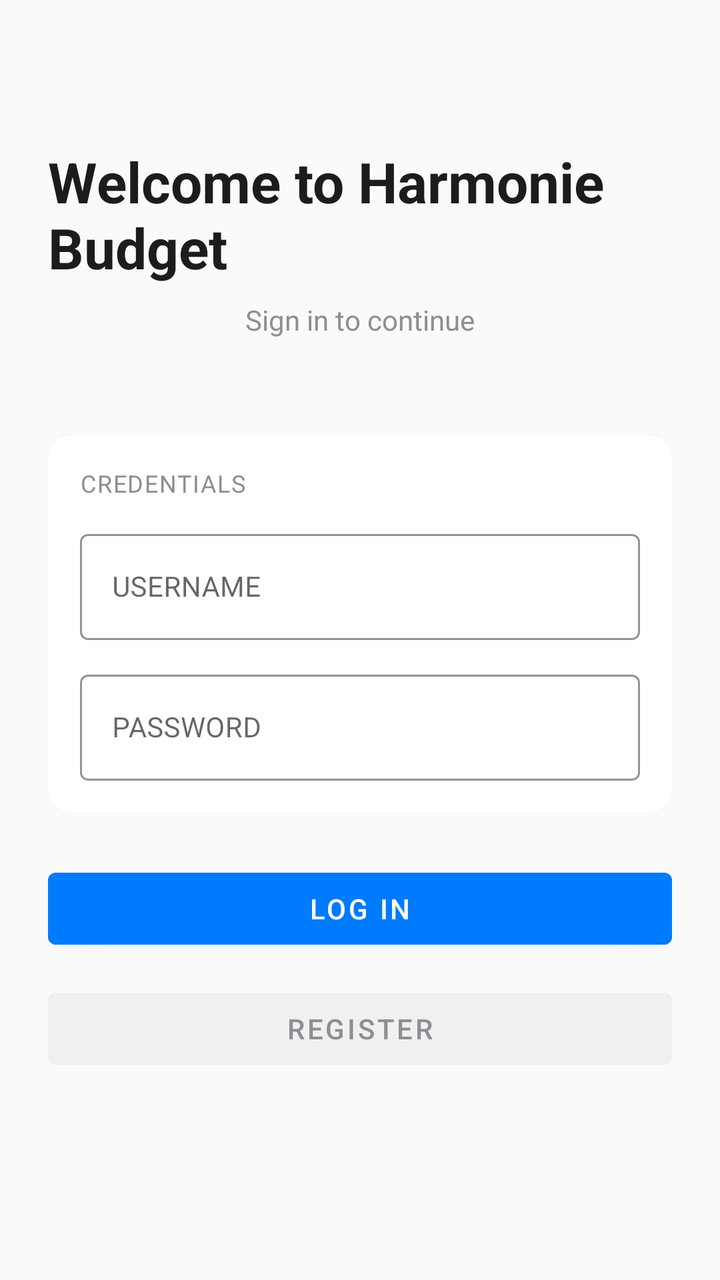
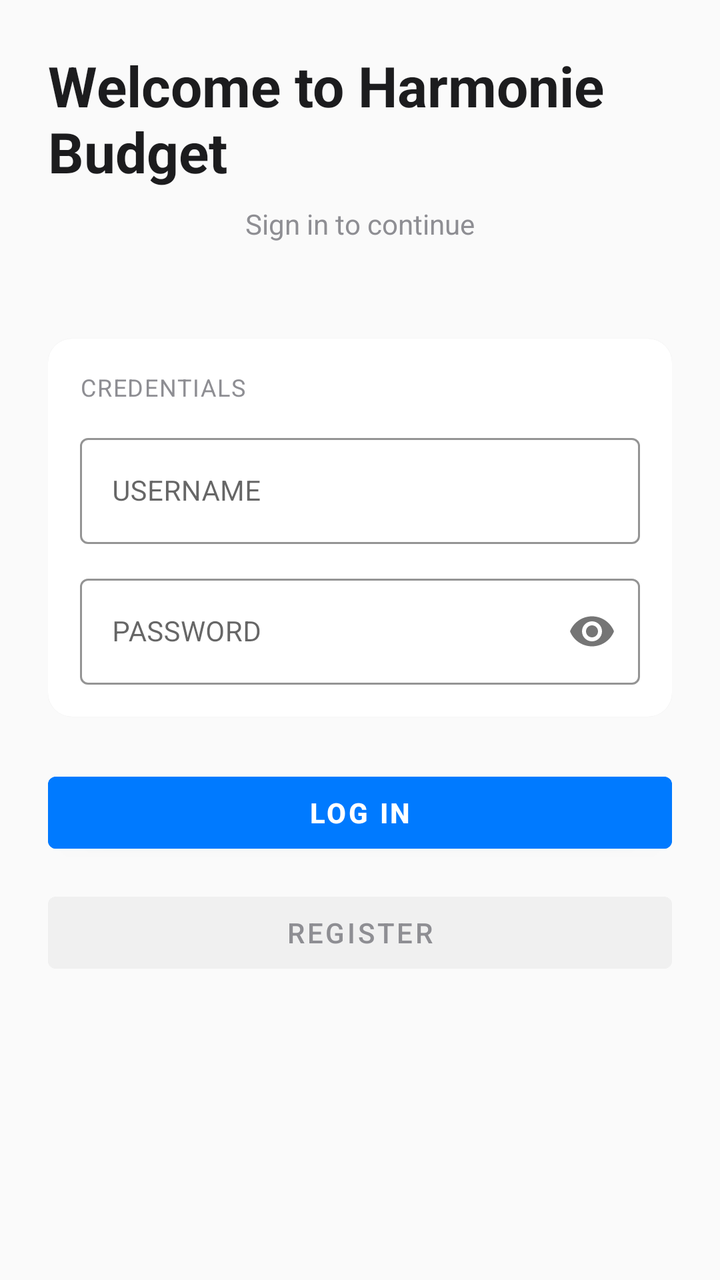

An Android layout rendered at two revisions. The XML below is the earlier revision; the diff shows what the commit changed to produce the second picture.
<!-- AndroidManifest.xml: application theme Theme.HarmonieBudget -->
<!-- res/layout/activity_login.xml -->
<?xml version="1.0" encoding="utf-8"?>
<androidx.core.widget.NestedScrollView
    xmlns:android="http://schemas.android.com/apk/res/android"
    xmlns:app="http://schemas.android.com/apk/res-auto"
    android:layout_width="match_parent"
    android:layout_height="match_parent"
    android:fillViewport="true"
    android:background="#FAFAFA">

    <LinearLayout
        android:layout_width="match_parent"
        android:layout_height="wrap_content"
        android:gravity="center_horizontal"
        android:orientation="vertical"
        android:padding="24dp">

        
        <TextView
            android:id="@+id/tv_welcome"
            android:layout_width="wrap_content"
            android:layout_height="wrap_content"
            android:layout_marginTop="48dp"
            android:text="@string/welcome_message"
            android:textColor="#1C1C1E"
            android:textSize="28sp"
            android:textStyle="bold" />

        <TextView
            android:layout_width="wrap_content"
            android:layout_height="wrap_content"
            android:layout_marginTop="8dp"
            android:text="@string/sign_in_to_continue"
            android:textColor="#8E8E93"
            android:textSize="14sp" />

        
        <com.google.android.material.card.MaterialCardView
            android:layout_width="match_parent"
            android:layout_height="wrap_content"
            android:layout_marginTop="48dp"
            app:cardBackgroundColor="#FFFFFF"
            app:cardCornerRadius="12dp"
            app:cardElevation="1dp"
            app:strokeWidth="0dp">

            <LinearLayout
                android:layout_width="match_parent"
                android:layout_height="wrap_content"
                android:orientation="vertical"
                android:padding="16dp">

                <TextView
                    android:layout_width="wrap_content"
                    android:layout_height="wrap_content"
                    android:letterSpacing="0.05"
                    android:text="@string/credentials"
                    android:textAllCaps="true"
                    android:textColor="#8E8E93"
                    android:textSize="12sp" />

                
                <com.google.android.material.textfield.TextInputLayout
                    android:id="@+id/til_username"
                    android:layout_width="match_parent"
                    android:layout_height="wrap_content"
                    android:layout_marginTop="12dp"
                    style="@style/Widget.MaterialComponents.TextInputLayout.OutlinedBox"
                    app:boxStrokeColor="#6A1B9A">

                    <com.google.android.material.textfield.TextInputEditText
                        android:id="@+id/et_username"
                        android:layout_width="match_parent"
                        android:layout_height="wrap_content"
                        android:hint="@string/username_hint"
                        android:textColor="#1C1C1E"
                        android:textSize="14sp" />
                </com.google.android.material.textfield.TextInputLayout>

                
                <com.google.android.material.textfield.TextInputLayout
                    android:id="@+id/til_password"
                    android:layout_width="match_parent"
                    android:layout_height="wrap_content"
                    android:layout_marginTop="12dp"
                    style="@style/Widget.MaterialComponents.TextInputLayout.OutlinedBox"
                    app:boxStrokeColor="#6A1B9A">

                    <com.google.android.material.textfield.TextInputEditText
                        android:id="@+id/et_password"
                        android:layout_width="match_parent"
                        android:layout_height="wrap_content"
                        android:hint="@string/password_hint"
                        android:inputType="textPassword"
                        android:textColor="#1C1C1E"
                        android:textSize="14sp" />
                </com.google.android.material.textfield.TextInputLayout>

            </LinearLayout>
        </com.google.android.material.card.MaterialCardView>

        
        <Button
            android:id="@+id/btn_log_in"
            android:layout_width="match_parent"
            android:layout_height="wrap_content"
            android:layout_marginTop="24dp"
            android:backgroundTint="#007AFF"
            android:minHeight="48dp"
            android:text="@string/log_in_button"
            android:textColor="#FFFFFF"
            android:textSize="14sp" />

        
        <Button
            android:id="@+id/btn_register"
            android:layout_width="match_parent"
            android:layout_height="wrap_content"
            android:layout_marginTop="12dp"
            android:backgroundTint="#F0F0F0"
            android:minHeight="48dp"
            android:text="@string/register_button"
            android:textColor="#8E8E93"
            android:textSize="14sp"
            style="@style/Widget.MaterialComponents.Button.TextButton" />

    </LinearLayout>
</androidx.core.widget.NestedScrollView>
<!-- resources referenced by this layout -->
<resources>
  <string name="credentials">CREDENTIALS</string>
  <string name="log_in_button">Log In</string>
  <string name="password_hint">PASSWORD</string>
  <string name="register_button">Register</string>
  <string name="sign_in_to_continue">Sign in to continue</string>
  <string name="username_hint">USERNAME</string>
  <string name="welcome_message">Welcome to Harmonie Budget</string>
  <style name="Theme.HarmonieBudget" parent="Theme.MaterialComponents.DayNight.NoActionBar">
  
          
          <item name="colorPrimary">@color/purple_500</item>
  
          
          <item name="colorPrimaryVariant">@color/purple_700</item>
  
          
          <item name="colorSecondary">@color/teal_200</item>
  
          
          <item name="android:windowBackground">@color/white</item>
  
          
          <item name="android:textColor">@android:color/black</item>
  
      </style>
  <color name="purple_500">#FF6200EE</color>
  <color name="purple_700">#FF3700B3</color>
  <color name="teal_200">#FF03DAC5</color>
  <color name="white">#FFFFFFFF</color>
</resources>

<!-- the commit's change to res/layout/activity_login.xml (unified diff, before → after) -->
@@ -5,39 +5,41 @@
     android:layout_width="match_parent"
     android:layout_height="match_parent"
     android:fillViewport="true"
-    android:background="#FAFAFA">
+    android:background="#FAFAFA"
+    android:scrollbars="vertical">
 
     <LinearLayout
         android:layout_width="match_parent"
         android:layout_height="wrap_content"
         android:gravity="center_horizontal"
         android:orientation="vertical"
-        android:padding="24dp">
+        android:padding="24dp"
+        android:paddingTop="64dp"
+        android:paddingBottom="48dp">
 
         
         <TextView
             android:id="@+id/tv_welcome"
             android:layout_width="wrap_content"
             android:layout_height="wrap_content"
-            android:layout_marginTop="48dp"
             android:text="@string/welcome_message"
             android:textColor="#1C1C1E"
             android:textSize="28sp"
-            android:textStyle="bold" />
+            android:textStyle="bold"
+            android:layout_marginBottom="8dp" />
 
         <TextView
             android:layout_width="wrap_content"
             android:layout_height="wrap_content"
-            android:layout_marginTop="8dp"
             android:text="@string/sign_in_to_continue"
             android:textColor="#8E8E93"
-            android:textSize="14sp" />
+            android:textSize="14sp"
+            android:layout_marginBottom="48dp" />
 
         
         <com.google.android.material.card.MaterialCardView
             android:layout_width="match_parent"
             android:layout_height="wrap_content"
-            android:layout_marginTop="48dp"
             app:cardBackgroundColor="#FFFFFF"
             app:cardCornerRadius="12dp"
             app:cardElevation="1dp"
@@ -65,7 +67,9 @@
                     android:layout_height="wrap_content"
                     android:layout_marginTop="12dp"
                     style="@style/Widget.MaterialComponents.TextInputLayout.OutlinedBox"
-                    app:boxStrokeColor="#6A1B9A">
+                    app:boxBackgroundColor="#FFFFFF"
+                    app:boxStrokeColor="#6A1B9A"
+                    app:boxStrokeWidth="1dp">
 
                     <com.google.android.material.textfield.TextInputEditText
                         android:id="@+id/et_username"
@@ -83,7 +87,10 @@
                     android:layout_height="wrap_content"
                     android:layout_marginTop="12dp"
                     style="@style/Widget.MaterialComponents.TextInputLayout.OutlinedBox"
-                    app:boxStrokeColor="#6A1B9A">
+                    app:boxBackgroundColor="#FFFFFF"
+                    app:boxStrokeColor="#6A1B9A"
+                    app:boxStrokeWidth="1dp"
+                    app:passwordToggleEnabled="true">
 
                     <com.google.android.material.textfield.TextInputEditText
                         android:id="@+id/et_password"
@@ -108,7 +115,8 @@
             android:minHeight="48dp"
             android:text="@string/log_in_button"
             android:textColor="#FFFFFF"
-            android:textSize="14sp" />
+            android:textSize="14sp"
+            android:textStyle="bold" />
 
         
         <Button
